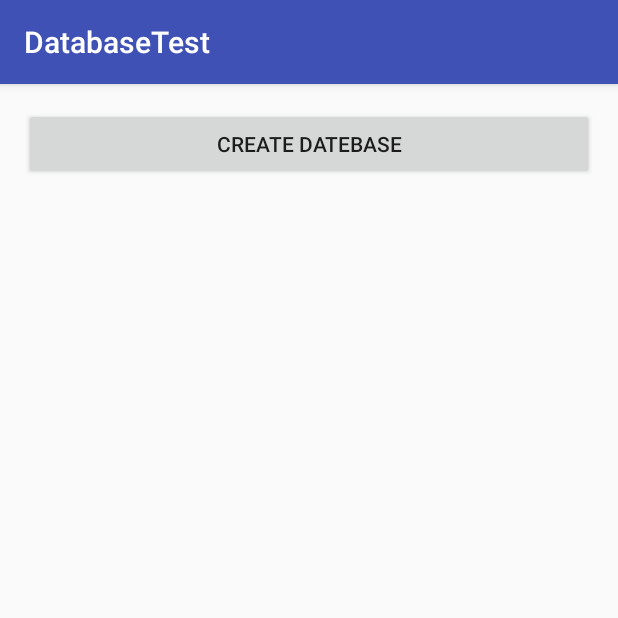
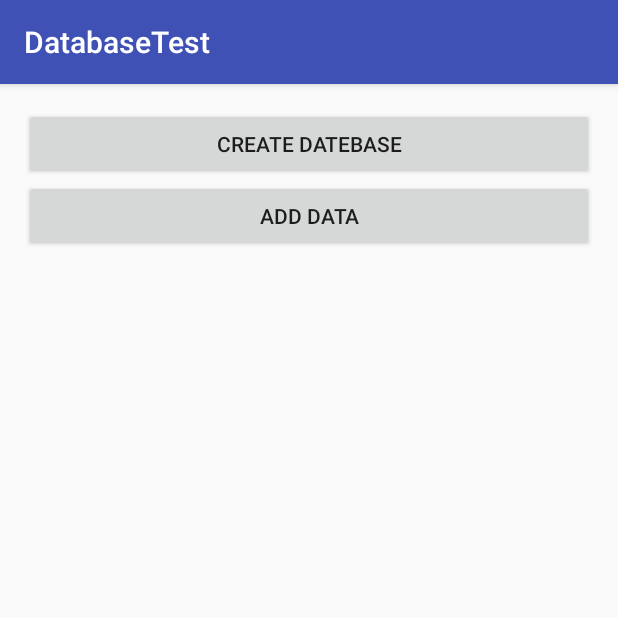
Before and after one commit to taojt/DatabaseTest, an Android app: the screen it shows after launch (MainActivity), on a phone screen of 412 x 824 dp, the top half of it. Run offline under Robolectric (Android 15) with nearby library versions, the phone set to English and light mode, and no system bars.

```diff
--- a/app/src/main/java/com/taojt/databasetest/MainActivity.java
+++ b/app/src/main/java/com/taojt/databasetest/MainActivity.java
@@ -1,5 +1,7 @@
 package com.taojt.databasetest;
 
+import android.content.ContentValues;
+import android.database.sqlite.SQLiteDatabase;
 import android.support.v7.app.AppCompatActivity;
 import android.os.Bundle;
 import android.view.View;
@@ -7,14 +9,16 @@ import android.widget.Button;
 
 public class MainActivity extends AppCompatActivity {
     private Button create_db;
+    private Button add_data;
     private MyDatabaseHelper dbHelper;
 
     @Override
     protected void onCreate(Bundle savedInstanceState) {
         super.onCreate(savedInstanceState);
         setContentView(R.layout.activity_main);
-        dbHelper = new MyDatabaseHelper(this, "BookStore.db", null, 2);
+        dbHelper = new MyDatabaseHelper(this, "BookStore.db", null, 3);
         create_db = (Button) findViewById(R.id.create_database);
+        add_data = (Button) findViewById(R.id.add_data);
         create_db.setOnClickListener(new View.OnClickListener() {
             @Override
             public void onClick(View view) {
@@ -22,5 +26,25 @@ public class MainActivity extends AppCompatActivity {
 
             }
         });
+        add_data.setOnClickListener(new View.OnClickListener() {
+            @Override
+            public void onClick(View view) {
+                SQLiteDatabase db = dbHelper.getReadableDatabase();
+                ContentValues values = new ContentValues();
+                values.put("name", "第一行代码");
+                values.put("author", "Tom boy");
+                values.put("pages", 545);
+                values.put("price", 16.68);
+                db.insert("Book", null,values);
+
+                values.put("name", "The Lost Symbol");
+                values.put("author", "Dan Brown");
+                values.put("pages", 510);
+                values.put("price", 19.95);
+                db.insert("Book", null, values);
+
+
+            }
+        });
     }
 }
--- a/app/src/main/java/com/taojt/databasetest/MyDatabaseHelper.java
+++ b/app/src/main/java/com/taojt/databasetest/MyDatabaseHelper.java
@@ -9,7 +9,7 @@ import android.widget.Toast;
  * Created by taojt on 2016/7/26.
  */
 public class MyDatabaseHelper extends SQLiteOpenHelper {
-    public static final String CREATE_BOOK = "create table Book(" + "id integer primary key autoincrement, author text, price real, page integer, name text )";
+    public static final String CREATE_BOOK = "create table Book(" + "id integer primary key autoincrement, author text, price real, pages integer, name text )";
     public static final String CREATE_CATEGRORY = "create table Category(" + "id integer primary key autoincrement, " + "category_name text, " + "category_code integer)";
     private Context myContext;
 
--- a/app/src/main/res/layout/activity_main.xml
+++ b/app/src/main/res/layout/activity_main.xml
@@ -4,12 +4,20 @@
     android:layout_height="match_parent"
     android:paddingBottom="@dimen/activity_vertical_margin"
     android:paddingLeft="@dimen/activity_horizontal_margin"
+    android:orientation="vertical"
     android:paddingRight="@dimen/activity_horizontal_margin"
     android:paddingTop="@dimen/activity_vertical_margin">
+
     <Button
         android:id="@+id/create_database"
         android:layout_width="match_parent"
         android:layout_height="wrap_content"
         android:text="Create datebase"/>
 
+    <Button
+        android:id="@+id/add_data"
+        android:layout_width="match_parent"
+        android:layout_height="wrap_content"
+        android:text="Add Data"/>
+
 </LinearLayout>
```
